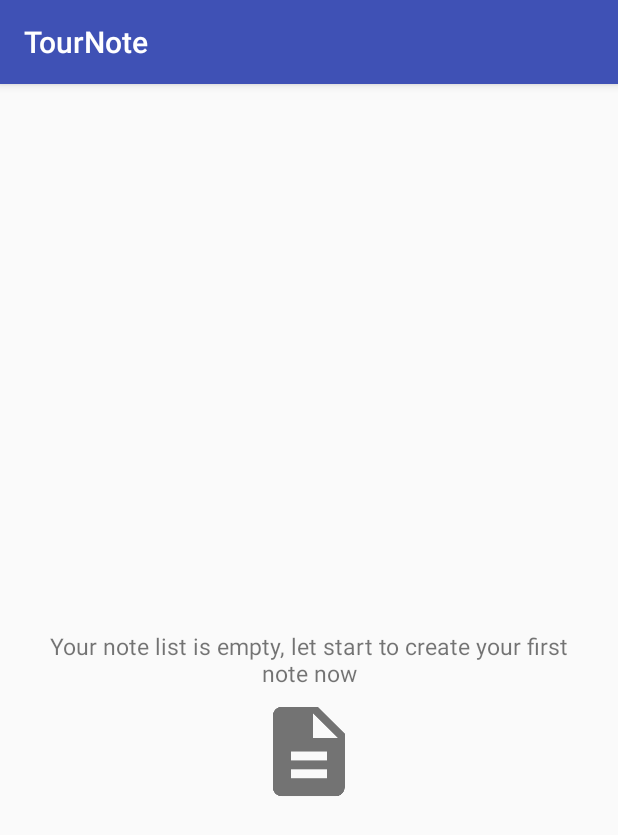
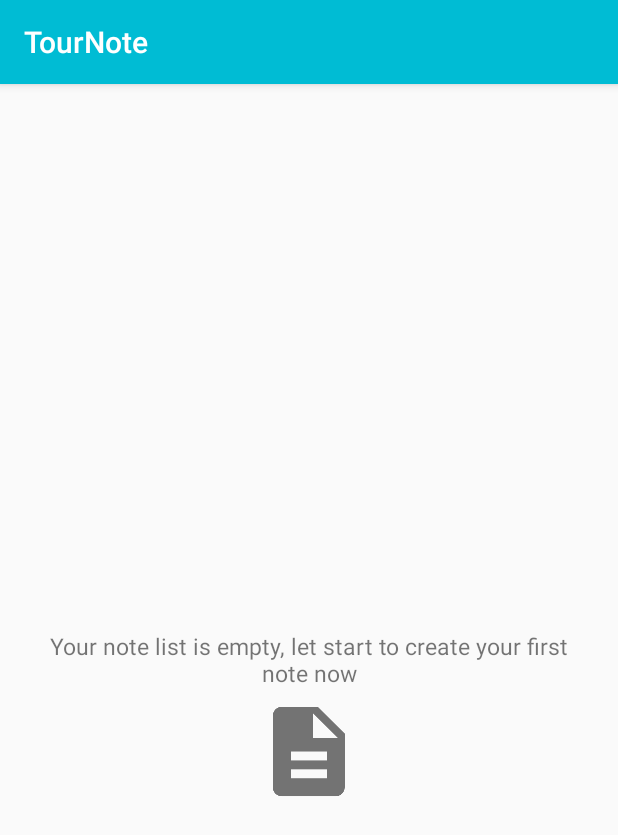
Before and after one commit to YellowCodeBooks/TourNote, an Android app: the screen it shows after launch (MainActivity), on a phone screen of 412 x 824 dp. Shown: the top 835 px of the screen. Run offline under Robolectric (Android 15) with nearby library versions, the phone set to English and light mode, and no system bars.

Commit message:
bai_14_theme

```diff
--- a/TourNote/app/src/main/res/values/styles.xml
+++ b/TourNote/app/src/main/res/values/styles.xml
@@ -3,9 +3,9 @@
     <!-- Base application theme. -->
     <style name="AppTheme" parent="Theme.AppCompat.Light.DarkActionBar">
         <!-- Customize your theme here. -->
-        <item name="colorPrimary">@color/colorPrimary</item>
-        <item name="colorPrimaryDark">@color/colorPrimaryDark</item>
-        <item name="colorAccent">@color/colorAccent</item>
+        <item name="colorPrimary">#00BCD4</item>
+        <item name="colorPrimaryDark">#0097A7</item>
+        <item name="colorAccent">#FFEB3B</item>
     </style>
 
     <style name="InformationTextView">
```
